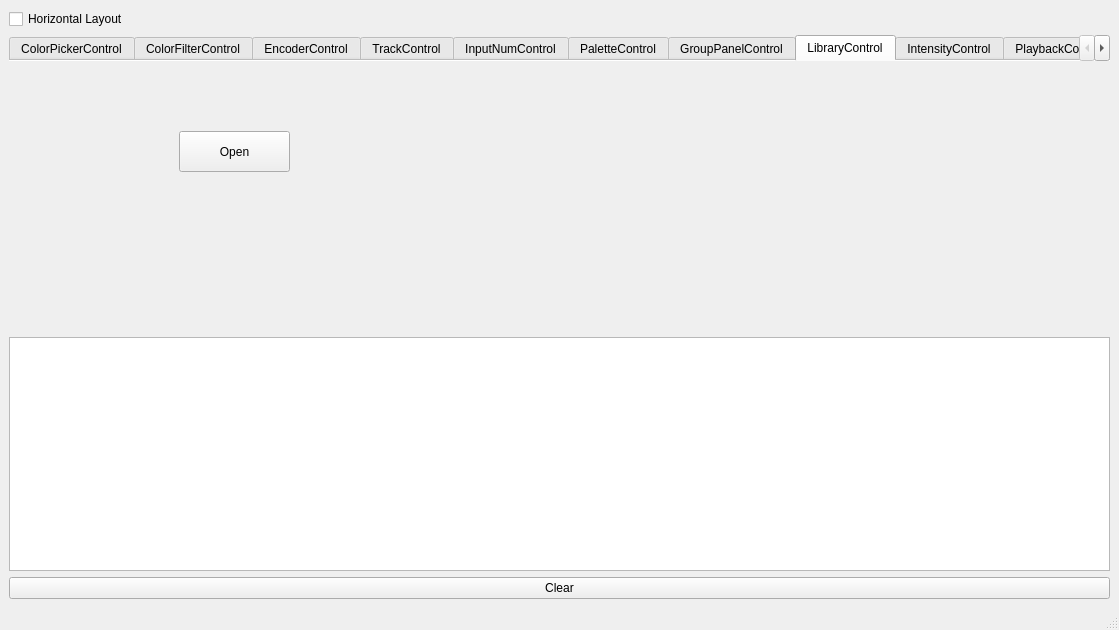
Above: form/mainwindow.ui from thanhtoan36/QtProject before the change. Below: the same form after it.
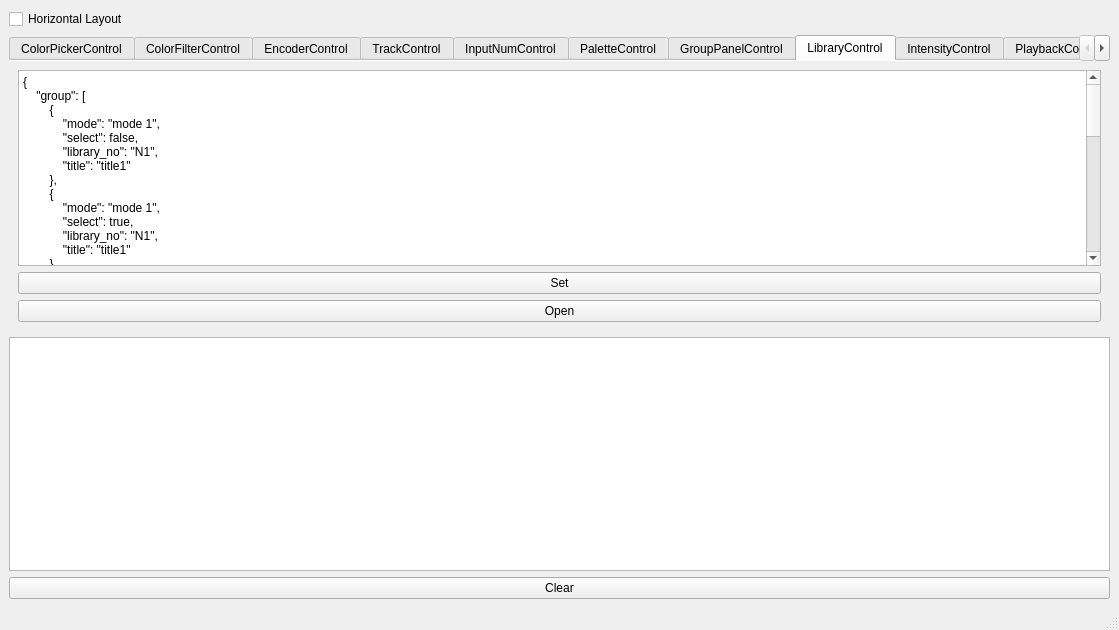
That is the form after the change. The open tabs and pages were chosen to show the change.

Commit message: TestPanel: support Group & Lib Control

Patch:
```diff
--- a/form/mainwindow.ui
+++ b/form/mainwindow.ui
@@ -308,19 +308,70 @@
        <attribute name="title">
         <string>LibraryControl</string>
        </attribute>
+       <layout class="QVBoxLayout" name="verticalLayout_8">
+        <item>
+         <widget class="QPlainTextEdit" name="LibraryControl_Fake_RawInput">
+          <property name="plainText">
+           <string>{
+    &quot;group&quot;: [
+        {
+            &quot;mode&quot;: &quot;mode 1&quot;,
+            &quot;select&quot;: false,
+            &quot;library_no&quot;: &quot;N1&quot;,
+            &quot;title&quot;: &quot;title1&quot;
+        },
+        {
+            &quot;mode&quot;: &quot;mode 1&quot;,
+            &quot;select&quot;: true,
+            &quot;library_no&quot;: &quot;N1&quot;,
+            &quot;title&quot;: &quot;title1&quot;
+        },
+        {
+            &quot;mode&quot;: &quot;mode 2&quot;,
+            &quot;select&quot;: false,
+            &quot;library_no&quot;: &quot;N2&quot;,
+            &quot;title&quot;: &quot;title2&quot;
+        }
+    ],
+    &quot;history&quot;: [
+        {
+            &quot;mode&quot;: &quot;mode 1&quot;,
+            &quot;select&quot;: false,
+            &quot;library_no&quot;: &quot;N1&quot;,
+            &quot;title&quot;: &quot;title1&quot;
+        },
+        {
+            &quot;mode&quot;: &quot;mode 1&quot;,
+            &quot;select&quot;: false,
+            &quot;library_no&quot;: &quot;N1&quot;,
+            &quot;title&quot;: &quot;title1&quot;
+        },
+        {
+            &quot;mode&quot;: &quot;mode 2&quot;,
+            &quot;select&quot;: false,
+            &quot;library_no&quot;: &quot;N3&quot;,
+            &quot;title&quot;: &quot;title3&quot;
+        }
+    ]
+}</string>
+          </property>
+         </widget>
+        </item>
+        <item>
+         <widget class="QPushButton" name="LibraryControl_Fake_Set">
+          <property name="text">
+           <string>Set</string>
+          </property>
+         </widget>
+        </item>
+        <item>
        <widget class="QPushButton" name="LibraryControl_Fake_Open">
-        <property name="geometry">
-         <rect>
-          <x>170</x>
-          <y>70</y>
-          <width>111</width>
-          <height>41</height>
-         </rect>
-        </property>
         <property name="text">
          <string>Open</string>
         </property>
        </widget>
+        </item>
+       </layout>
       </widget>
       <widget class="QWidget" name="tab_9">
        <attribute name="title">
```
Left out of the diff: 94 changed lines with no effect on the pictures. Lines whose indentation alone changed are shown as unchanged. The commit also changes 4 other files.
